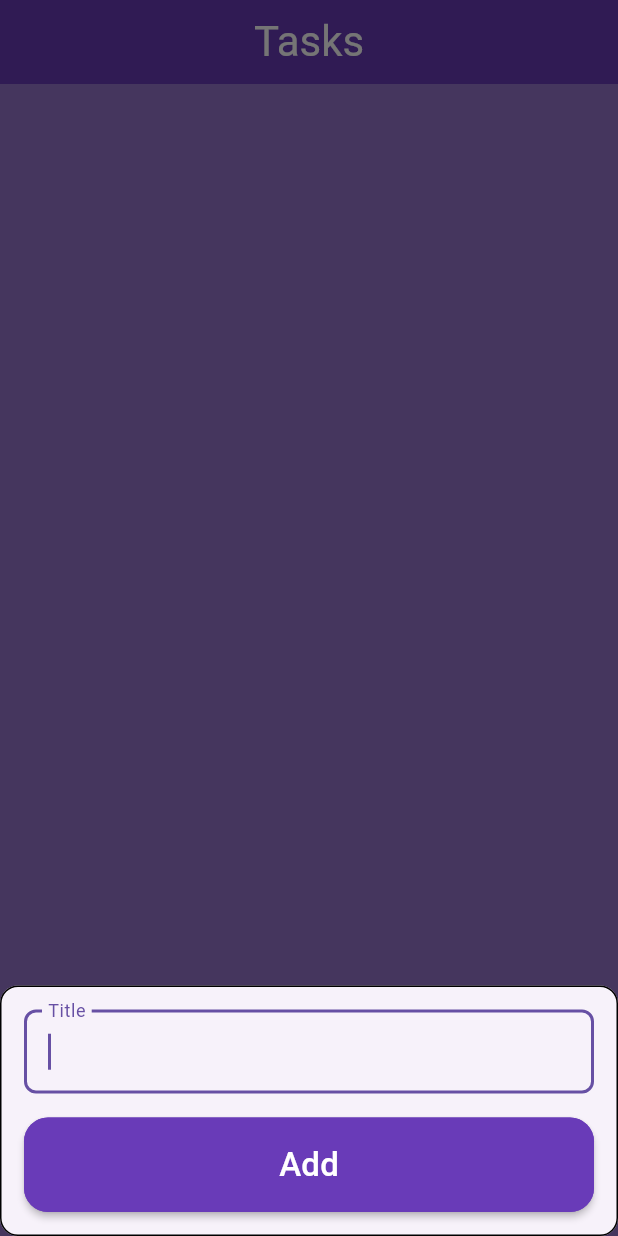
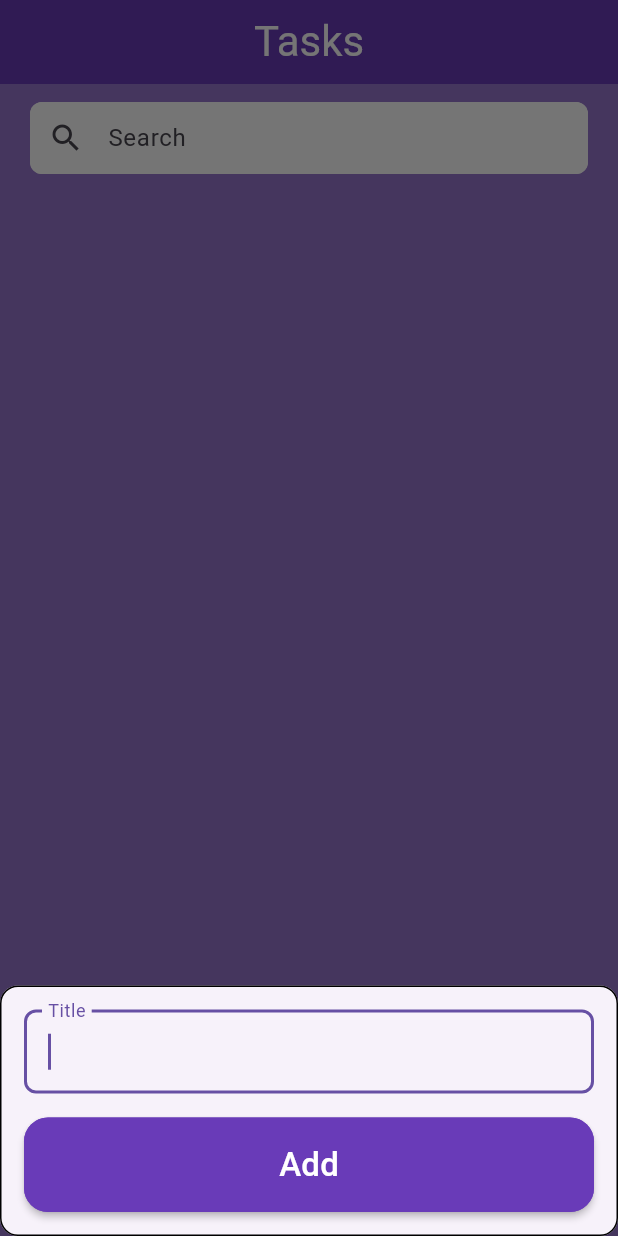
Before and after one commit to kk28xd/ToDo_app, a Flutter app: the screen it shows after launch, after a tap on the "add" icon, on a phone screen of 412 x 824 dp. Run offline on Flutter 3.47's test engine with Material 3 defaults, Android fonts, the phone set to English and light mode, and no system bars; our stand-ins replace flutter_bloc, flutter_slidable, sqflite; accounts and stored records are empty.

Commit message:
add search feature

```diff
--- a/lib/features/data/cubits/todo_cubit/task_cubit.dart
+++ b/lib/features/data/cubits/todo_cubit/task_cubit.dart
@@ -17,6 +17,13 @@ class TaskCubit extends Cubit<TaskStates> {
   late Database database;
   String dbName = 'Tasks';
   List<Task>? tasks;
+  String searchText = '';
+
+  void updateSearchText(String text) {
+    searchText = text;
+    getAllTasks();
+    emit(UpdateSearchSuccess());
+  }
 
   Future<void> createDB() async {
     try {
@@ -50,7 +57,6 @@ class TaskCubit extends Cubit<TaskStates> {
           'UPDATE $dbName SET title = ?, isDone = ? WHERE id = ?',
           [task.title, num, task.id]);
       emit(UpdateTaskSuccess());
-
     } catch (e) {
       log(e.toString());
       emit(UpdateTaskFailure(errorMessage: e.toString()));
@@ -70,7 +76,15 @@ class TaskCubit extends Cubit<TaskStates> {
     try {
       List<Map<String, dynamic>> results =
           await database.rawQuery('SELECT * FROM $dbName');
-      tasks = results.map((taskMap) => Task.fromMap(taskMap)).toList();
+      if (searchText.isEmpty) {
+        tasks = results.map((taskMap) => Task.fromMap(taskMap)).toList();
+      } else {
+        tasks = results.map((taskMap) => Task.fromMap(taskMap)).toList();
+        tasks = tasks!
+            .where((item) =>
+                item.title.toLowerCase().contains(searchText.toLowerCase()))
+            .toList();
+      }
       emit(TaskSuccess());
     } catch (e) {
       log(e.toString());
--- a/lib/features/data/cubits/todo_cubit/task_states.dart
+++ b/lib/features/data/cubits/todo_cubit/task_states.dart
@@ -9,6 +9,15 @@ class TaskFailure extends TaskStates {
   TaskFailure({required this.errorMessage});
 }
 
+class SearchInitial extends TaskStates {}
+class SearchLoading extends TaskStates {}
+class SearchSuccess extends TaskStates {}
+class UpdateSearchSuccess extends TaskStates {}
+class SearchFailure extends TaskStates {
+  final String errorMessage;
+
+  SearchFailure({required this.errorMessage});
+}
 
 class AddTaskSuccess extends TaskStates {}
 class AddTaskLoading extends TaskStates {}
--- a/lib/features/presentation/home_view/home_view.dart
+++ b/lib/features/presentation/home_view/home_view.dart
@@ -5,6 +5,7 @@ import 'package:todo_app/features/data/cubits/todo_cubit/task_cubit.dart';
 import 'package:todo_app/features/presentation/home_view/widgets/add_note_bottom_sheet.dart';
 import 'package:todo_app/features/presentation/home_view/widgets/custom_floating_action_button.dart';
 import 'package:todo_app/features/presentation/home_view/widgets/home_view_body.dart';
+import 'package:todo_app/features/presentation/home_view/widgets/search_text_field.dart';
 
 class HomeView extends StatelessWidget {
   const HomeView({super.key});
@@ -27,9 +28,9 @@ class HomeView extends StatelessWidget {
           padding: EdgeInsets.symmetric(horizontal: 20),
           child: Column(
             children: [
-              SizedBox(
-                height: 20,
-              ),
+              SizedBox(height: 12,),
+              SearchTextField(),
+              SizedBox(height: 8,),
               Expanded(child: HomeViewBody()),
             ],
           ),
--- a/lib/features/presentation/home_view/widgets/home_view_body.dart
+++ b/lib/features/presentation/home_view/widgets/home_view_body.dart
@@ -1,8 +1,6 @@
-import 'package:flutter/gestures.dart';
 import 'package:flutter/material.dart';
 import 'package:flutter_bloc/flutter_bloc.dart';
 import 'package:flutter_slidable/flutter_slidable.dart';
-import 'package:todo_app/core/constants.dart';
 import 'package:todo_app/features/data/cubits/todo_cubit/task_cubit.dart';
 import 'package:todo_app/features/data/cubits/todo_cubit/task_states.dart';
 import 'package:todo_app/features/data/models/task_model.dart';
@@ -41,9 +39,7 @@ class _HomeViewBodyState extends State<HomeViewBody> {
                   SlidableAction(
                     borderRadius: BorderRadius.circular(8),
                     onPressed: (context) {},
-                    //backgroundColor: const Color(0xFFFE4A49),
                     backgroundColor: Colors.white,
-                   // foregroundColor: Colors.white,
                     icon: Icons.delete,
                     label: 'Delete',
                   ),
--- /dev/null
+++ b/lib/features/presentation/home_view/widgets/search_text_field.dart
@@ -0,0 +1,42 @@
+import 'package:flutter/material.dart';
+import 'package:flutter_bloc/flutter_bloc.dart';
+import 'package:todo_app/features/data/cubits/todo_cubit/task_cubit.dart';
+
+class SearchTextField extends StatefulWidget {
+  const SearchTextField({super.key});
+
+  @override
+  State<SearchTextField> createState() => _SearchTextFieldState();
+}
+
+class _SearchTextFieldState extends State<SearchTextField> {
+  TextEditingController textEditingController = TextEditingController();
+
+  @override
+  Widget build(BuildContext context) {
+    return TextFormField(
+      controller: textEditingController,
+      maxLines: 1,
+      decoration: InputDecoration(
+        hintText: 'Search',
+        prefixIcon: const Icon(Icons.search),
+        fillColor: Colors.white,
+        filled: true,
+        contentPadding: const EdgeInsets.all(0),
+        border: myBorder(),
+        enabledBorder: myBorder(),
+        focusedBorder: myBorder(),
+      ),
+      onChanged: (value) {
+        BlocProvider.of<TaskCubit>(context).updateSearchText(value);
+      },
+    );
+  }
+  OutlineInputBorder myBorder([color]) {
+    return OutlineInputBorder(
+      borderSide: BorderSide(color: color ?? Colors.white),
+      borderRadius: const BorderRadius.all(Radius.circular(8)),
+      gapPadding: 0,
+    );
+  }
+}
```
